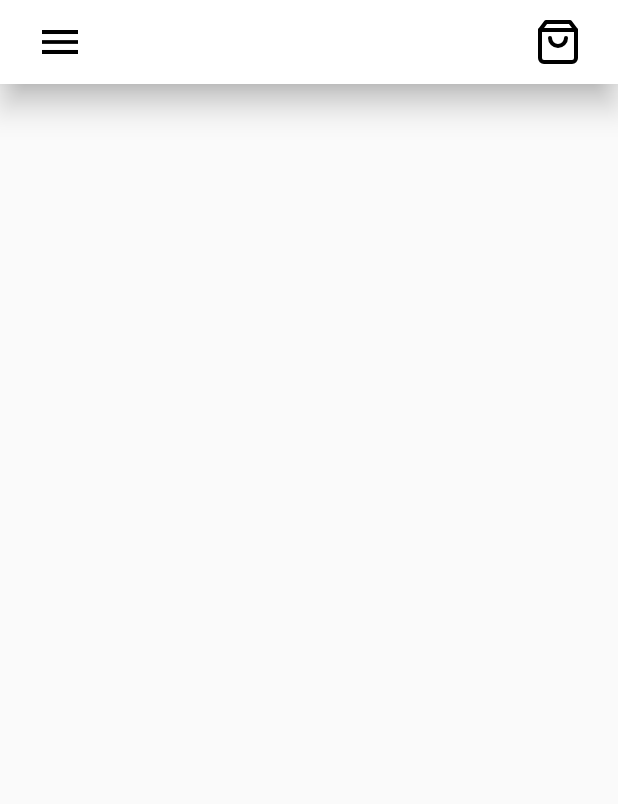
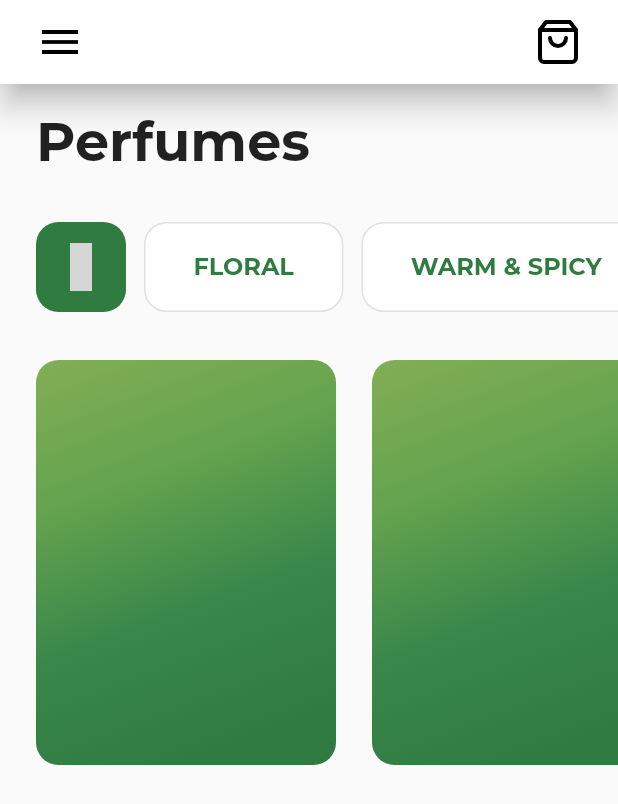
Before and after one commit to rodniw/flutter_shop_trainin, a Flutter app: the screen it shows after launch, on a phone screen of 412 x 824 dp. Shown: the top 804 px of the screen. Run offline on Flutter 3.47's test engine with Material 2 defaults, Android fonts, the phone set to English and light mode, and no system bars; our stand-ins replace flutter_icons, google_fonts; grey boxes are pictures that could not be loaded.

Commit message:
filters widget and items widget.

```diff
--- /dev/null
+++ b/lib/data.dart
@@ -0,0 +1,271 @@
+enum Gender {
+  MALE, FEMALE
+}
+
+class Perfume {
+
+  String name;
+  String brand;
+  String description;
+  Gender gender;
+  double price;
+  double discount;
+  List<String> images;
+  bool favorite;
+
+  Perfume(this.name, this.brand, this.description, this.gender, this.price, this.discount, this.images, this.favorite);
+
+}
+
+List<Perfume> getPerfumeList(){
+  return <Perfume>[
+    Perfume(
+      "The One",
+      "Dolce & Gabbana",
+      "Eau De Toilette 100ml Spray",
+      Gender.MALE,
+      75.50,
+      0,
+      [
+        "assets/images/the_one_0.png",
+        "assets/images/the_one_1.png",
+      ],
+      false,
+    ),
+    Perfume(
+      "Olympéa",
+      "Paco Rabanne",
+      "Eau De Parfum 80ml Spray",
+      Gender.MALE,
+      69.00,
+      0,
+      [
+        "assets/images/olympea_0.png",
+      ],
+      false,
+    ),
+    Perfume(
+      "1 Million For Men",
+      "Paco Rabanne",
+      "Eau De Toilette 200ml Spray",
+      Gender.MALE,
+      80.00,
+      10,
+      [
+        "assets/images/one_million_for_men_0.png",
+        "assets/images/one_million_for_men_1.png",
+      ],
+      false,
+    ),
+    Perfume(
+      "Alien",
+      "Mugler",
+      "Eau De Parfum 60ml Refillable Spray",
+      Gender.FEMALE,
+      77.50,
+      0,
+      [
+        "assets/images/alien_0.png",
+        "assets/images/alien_1.png",
+      ],
+      false,
+    ),
+    Perfume(
+      "Le Male",
+      "Jean Paul Gaultier",
+      "Eau De Toilette 125ml Spray",
+      Gender.MALE,
+      60.00,
+      30,
+      [
+        "assets/images/le_male_0.png",
+      ],
+      false,
+    ),
+    Perfume(
+      "Invictus",
+      "Paco Rabanne",
+      "Eau De Toilette 150ml Spray",
+      Gender.MALE,
+      72.00,
+      0,
+      [
+        "assets/images/invictus_0.png",
+        "assets/images/invictus_1.png",
+      ],
+      false,
+    ),
+    Perfume(
+      "Miss Dior",
+      "Dior",
+      "Eau De Parfum 50ml Spray",
+      Gender.FEMALE,
+      77.50,
+      0,
+      [
+        "assets/images/miss_dior_0.png",
+        "assets/images/miss_dior_1.png",
+        "assets/images/miss_dior_2.png",
+      ],
+      false,
+    ),
+    Perfume(
+      "Premiere",
+      "Gucci",
+      "Eau De Toilette 100ml Spray",
+      Gender.MALE,
+      73.50,
+      20,
+      [
+        "assets/images/gucci_0.png",
+        "assets/images/gucci_1.png",
+      ],
+      false,
+    ),
+    Perfume(
+      "N°5",
+      "Channel",
+      "Eau De Toilette 60ml Spray",
+      Gender.FEMALE,
+      74.50,
+      10,
+      [
+        "assets/images/number_5_0.png",
+        "assets/images/number_5_1.png",
+      ],
+      false,
+    ),
+    Perfume(
+      "Acqua Di Gio",
+      "Armani",
+      "Acqua di Gio Profumo 125ml EDP",
+      Gender.MALE,
+      92.50,
+      0,
+      [
+        "assets/images/acqua_de_gio_0.png",
+        "assets/images/acqua_de_gio_1.png",
+      ],
+      false,
+    ),
+    Perfume(
+      "J'Adore",
+      "Dior",
+      "Eau De Parfum 50ml Spray",
+      Gender.FEMALE,
+      77.50,
+      10,
+      [
+        "assets/images/j_adore_0.png",
+        "assets/images/j_adore_1.png",
+        "assets/images/j_adore_2.png",
+      ],
+      false,
+    ),
+    Perfume(
+      "Coco",
+      "Channel",
+      "Eau De Parfum 50ml Spray",
+      Gender.FEMALE,
+      42.50,
+      40,
+      [
+        "assets/images/coco_0.png",
+        "assets/images/coco_1.png",
+        "assets/images/coco_2.png",
+      ],
+      false,
+    ),
+    Perfume(
+      "Amouage",
+      "Lyric",
+      "Eau De Parfum 100ml Spray",
+      Gender.FEMALE,
+      87.00,
+      0,
+      [
+        "assets/images/amouage_0.png",
+      ],
+      false,
+    ),
+    Perfume(
+      "Donna",
+      "Valentino",
+      "Eau De Parfum 50ml Spray",
+      Gender.FEMALE,
+      62.00,
+      0,
+      [
+        "assets/images/valentino_0.png",
+      ],
+      false,
+    ),
+    Perfume(
+      "La Vie Est Belle",
+      "Lancome",
+      "Eau De Parfum 100ml Spray",
+      Gender.FEMALE,
+      96.50,
+      10,
+      [
+        "assets/images/la_vie_est_belle_0.png",
+      ],
+      false,
+    ),
+    Perfume(
+      "Angel",
+      "Thierry Mugler",
+      "Eau De Parfum 100ml Spray",
+      Gender.MALE,
+      116.50,
+      10,
+      [
+        "assets/images/angel_0.png",
+        "assets/images/angel_1.png",
+      ],
+      false,
+    ),
+  ];
+}
+
+class Filter {
+
+  String name;
+  bool selected;
+
+  Filter(this.name, this.selected);
+
+}
+
+List<Filter> getFilterList(){
+  return <Filter>[
+    Filter(
+      "FLORAL",
+      false,
+    ),
+    Filter(
+      "WARM & SPICY",
+      false,
+    ),
+    Filter(
+      "ORIENTAL",
+      false,
+    ),
+    Filter(
+      "WOODY",
+      false,
+    ),
+    Filter(
+      "FRESH",
+      false,
+    ),
+    Filter(
+      "MAN",
+      false,
+    ),
+    Filter(
+      "WOMAN",
+      false,
+    ),
+  ];
+}
--- /dev/null
+++ b/lib/filters_list_widget.dart
@@ -0,0 +1,88 @@
+import 'package:flutter/material.dart';
+import 'package:flutter_icons/flutter_icons.dart';
+import 'package:flutter_shop_trainin/constants.dart';
+import 'package:flutter_shop_trainin/data.dart';
+
+class FilterIcons extends StatefulWidget {
+  @override
+  _StateFilterIcons createState() => _StateFilterIcons();
+}
+
+class _StateFilterIcons extends State<FilterIcons> {
+  List<Filter> filters = getFilterList();
+
+  @override
+  Widget build(BuildContext context) {
+    return Container(
+      height: 60,
+      child: ListView(
+        physics: BouncingScrollPhysics(),
+        scrollDirection: Axis.horizontal,
+        children: buildFilters(),
+      ),
+    );
+  }
+
+  List<Widget> buildFilters() {
+    List<Widget> list = [];
+    list.add(buildFilterIcon());
+    for (var filter in filters) {
+      list.add(buildFilterOption(filter));
+    }
+    return list;
+  }
+
+  Widget buildFilterIcon() {
+    return Container(
+      width: 60,
+      margin: EdgeInsets.only(right: 12,),
+      decoration: BoxDecoration(
+          color: kGreen,
+          borderRadius: BorderRadius.all(
+              Radius.circular(15)
+          )
+      ),
+      child: Center(
+        child: Icon (
+          Octicons.settings,
+          color: Colors.white,
+          size: 32,
+        ),
+      ),
+    );
+  }
+
+  Widget buildFilterOption(Filter filter) {
+    return GestureDetector(
+      onTap: () {
+        setState(() {
+          filter.selected = !filter.selected;
+        });
+      },
+      child: Container(
+        decoration: BoxDecoration(
+          color: filter.selected ? kGreen : Colors.white,
+          borderRadius: BorderRadius.all(
+            Radius.circular(15),
+          ),
+          border: Border.all(
+            width: 1,
+            color: filter.selected ? kGreen : Colors.grey[300],
+          ),
+        ),
+        padding: EdgeInsets.symmetric(horizontal: 32,),
+        margin: EdgeInsets.only(right: 12,),
+        child: Center(
+          child: Text(
+            filter.name,
+            style: TextStyle(
+              fontSize: 16,
+              fontWeight: FontWeight.bold,
+              color: filter.selected ? Colors.white : kGreen,
+            ),
+          ),
+        ),
+      ),
+    );
+  }
+}
--- /dev/null
+++ b/lib/items_list_widget.dart
@@ -0,0 +1,59 @@
+import 'package:flutter/material.dart';
+import 'package:flutter_shop_trainin/constants.dart';
+import 'package:flutter_shop_trainin/data.dart';
+
+class ListViewWidget extends StatefulWidget {
+  @override
+  _StateListView createState() => _StateListView();
+}
+
+class _StateListView extends State<ListViewWidget> {
+  List<Perfume> perfumes = getPerfumeList();
+
+  @override
+  Widget build(BuildContext context) {
+    return Container(
+      height: 350,
+      child: ListView(
+        physics: BouncingScrollPhysics(),
+        scrollDirection: Axis.horizontal,
+        children: buildItems(),
+      ),
+    );
+  }
+
+  List<Widget> buildItems() {
+    List<Widget> list = [];
+    for (var perfume in perfumes) {
+      list.add(buildItem(perfume));
+    }
+    return list;
+  }
+
+  Widget buildItem(Perfume perfume) {
+    return Column(
+      crossAxisAlignment: CrossAxisAlignment.start,
+      children: <Widget>[
+
+        Container(
+          width: 200,
+          height: 270,
+          decoration: BoxDecoration(
+            gradient: kGradient,
+            borderRadius: BorderRadius.all(
+              Radius.circular(15),
+            )
+          ),
+          margin: EdgeInsets.only(right: 24,),
+          child: Stack(
+            children: <Widget>[
+
+            ]
+          ),
+        )
+
+      ],
+    );
+  }
+
+}
--- /dev/null
+++ b/lib/scroll_title_widget.dart
@@ -0,0 +1,20 @@
+import 'package:flutter/material.dart';
+
+class ScrollTitle extends StatefulWidget {
+  @override
+  _StateScrollTitle createState() => _StateScrollTitle();
+}
+
+class _StateScrollTitle extends State<ScrollTitle> {
+  @override
+  Widget build(BuildContext context) {
+    return Text(
+      "Perfumes",
+      style: TextStyle(
+          fontSize: 36,
+          fontWeight: FontWeight.bold
+      ),
+    );
+  }
+
+}
--- a/lib/shopping.dart
+++ b/lib/shopping.dart
@@ -1,5 +1,9 @@
 import 'package:flutter/material.dart';
-import 'package:flutter_shop_trainin/appbar.dart';
+import 'package:flutter_shop_trainin/appbar_widget.dart';
+import 'package:flutter_shop_trainin/data.dart';
+import 'package:flutter_shop_trainin/filters_list_widget.dart';
+import 'package:flutter_shop_trainin/items_list_widget.dart';
+import 'package:flutter_shop_trainin/scroll_title_widget.dart';
 
 class Shopping extends StatefulWidget {
   @override
@@ -12,7 +16,30 @@ class _ShoppingState extends State<Shopping> {
     return Scaffold (
       appBar: Appbar(),
       body: SingleChildScrollView(
+        physics: BouncingScrollPhysics(),
+        child: Container(
+          padding: EdgeInsets.only(left: 24, top: 16, bottom: 16,),
+          child: Column(
+              crossAxisAlignment: CrossAxisAlignment.stretch,
+              children: <Widget>[
 
+                ScrollTitle(),
+
+                SizedBox(
+                  height: 32,
+                ),
+
+                FilterIcons(),
+
+                SizedBox(
+                  height: 32,
+                ),
+
+                ListViewWidget(),
+
+              ]
+          ),
+        ), //ScrollTitle(),
       ),
     );
   }
```
Also changed, not shown: lib/appbar_widget.dart (renamed from lib/appbar.dart).
